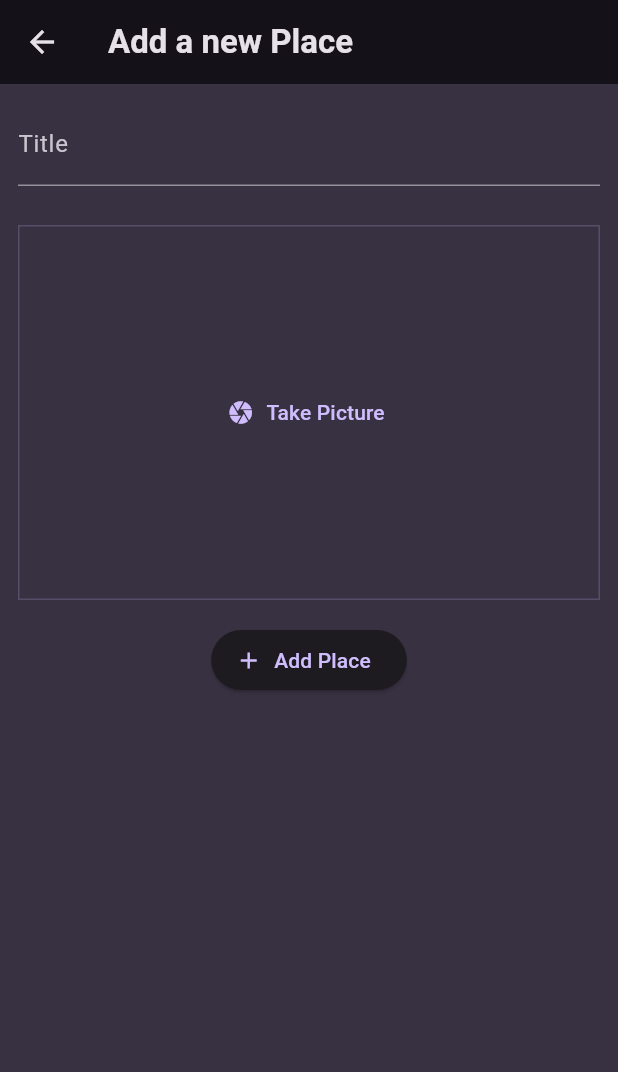
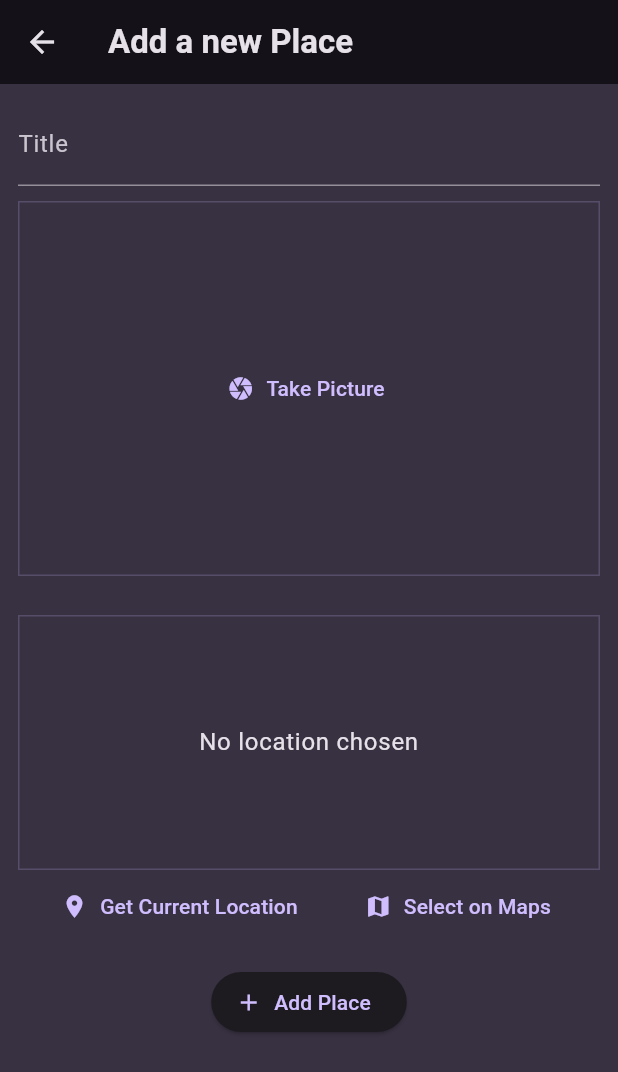
Before and after one commit to Silva3012/memo_loc, a Flutter app: the AddPlaceScreen screen opened directly, on a phone screen of 412 x 824 dp. Shown: the top 1072 px of the screen. Run offline on Flutter 3.47's test engine with Material 3 defaults, Android fonts, the phone set to English and light mode, and no system bars; our stand-ins replace flutter_riverpod, google_fonts, image_picker.

Commit message:
feat: add the location package and set up the location input widget

```diff
--- a/lib/screens/add_place.dart
+++ b/lib/screens/add_place.dart
@@ -5,6 +5,7 @@
 
 import 'package:memo_loc/providers/user_places.dart';
 import 'package:memo_loc/widgets/image_input.dart';
+import 'package:memo_loc/widgets/location_input.dart';
 
 class AddPlaceScreen extends ConsumerStatefulWidget {
   const AddPlaceScreen({super.key});
@@ -41,9 +42,6 @@
               ),
             ),
             const SizedBox(
-              height: 16,
-            ),
-            const SizedBox(
               height: 10,
             ),
             ImageInput(
@@ -51,6 +49,13 @@
                 _selectedImage = image;
               },
             ),
+            const SizedBox(
+              height: 16,
+            ),
+            const SizedBox(
+              height: 10,
+            ),
+            LocationInput(),
             const SizedBox(
               height: 16,
             ),
--- /dev/null
+++ b/lib/widgets/location_input.dart
@@ -0,0 +1,51 @@
+import 'package:flutter/material.dart';
+
+class LocationInput extends StatefulWidget {
+  const LocationInput({super.key});
+
+  @override
+  State<LocationInput> createState() => _LocationInputState();
+}
+
+class _LocationInputState extends State<LocationInput> {
+  @override
+  Widget build(BuildContext context) {
+    return Column(
+      children: [
+        Container(
+          height: 170,
+          width: double.infinity,
+          alignment: Alignment.center,
+          decoration: BoxDecoration(
+            border: Border.all(
+              width: 1,
+              color: Theme.of(context).colorScheme.primary.withOpacity(0.2),
+            ),
+          ),
+          child: Text(
+            'No location chosen',
+            textAlign: TextAlign.center,
+            style: Theme.of(context).textTheme.bodyLarge!.copyWith(
+                  color: Theme.of(context).colorScheme.onBackground,
+                ),
+          ),
+        ),
+        Row(
+          mainAxisAlignment: MainAxisAlignment.spaceEvenly,
+          children: [
+            TextButton.icon(
+              onPressed: () {},
+              icon: const Icon(Icons.location_on),
+              label: const Text('Get Current Location'),
+            ),
+            TextButton.icon(
+              onPressed: () {},
+              icon: const Icon(Icons.map),
+              label: const Text('Select on Maps'),
+            ),
+          ],
+        )
+      ],
+    );
+  }
+}
--- a/pubspec.yaml
+++ b/pubspec.yaml
@@ -17,6 +17,7 @@
   uuid: ^4.4.0
   flutter_riverpod: ^2.5.1
   image_picker: ^1.0.8
+  location: ^6.0.2
 
 dev_dependencies:
   flutter_test:
```
Also changed, not shown: pubspec.lock, 2 other files.
